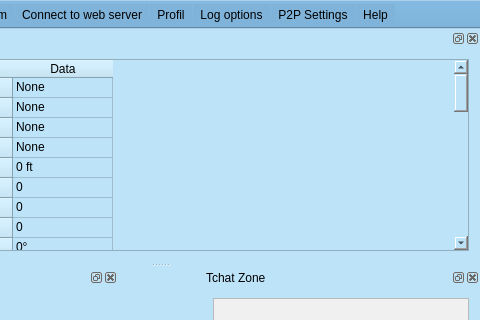
The window that gui/mainwindow.ui (Artemia76/ffs2play) describes before a commit, drawn with Qt 5; both pictures show x 160 to 640 and y 0 to 320 of the 640 by 892 pixel window.
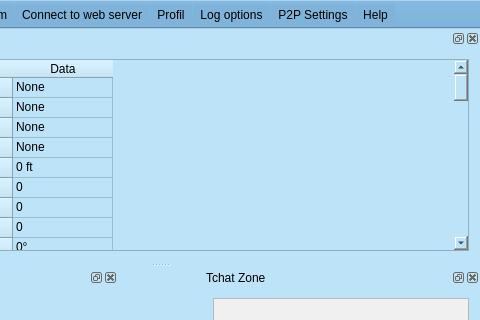
The same window after the commit. Icons and pictures are not drawn.

The edit to the form file:
```diff
--- a/gui/mainwindow.ui
+++ b/gui/mainwindow.ui
@@ -747,7 +747,7 @@
      <item>
       <widget class="QTableWidget" name="twSIMData">
        <property name="rowCount">
-        <number>34</number>
+        <number>47</number>
        </property>
        <property name="columnCount">
         <number>1</number>
@@ -925,6 +925,71 @@
          <string>Parking Brake</string>
         </property>
        </row>
+       <row>
+        <property name="text">
+         <string>Throttle 0</string>
+        </property>
+       </row>
+       <row>
+        <property name="text">
+         <string>Throttle 1</string>
+        </property>
+       </row>
+       <row>
+        <property name="text">
+         <string>Throttle 2</string>
+        </property>
+       </row>
+       <row>
+        <property name="text">
+         <string>Throttle 3</string>
+        </property>
+       </row>
+       <row>
+        <property name="text">
+         <string>Beacon Light</string>
+        </property>
+       </row>
+       <row>
+        <property name="text">
+         <string>Landing Light</string>
+        </property>
+       </row>
+       <row>
+        <property name="text">
+         <string>Strobe Light</string>
+        </property>
+       </row>
+       <row>
+        <property name="text">
+         <string>Nav Light</string>
+        </property>
+       </row>
+       <row>
+        <property name="text">
+         <string>Reco Light</string>
+        </property>
+       </row>
+       <row>
+        <property name="text">
+         <string>State Engine 1</string>
+        </property>
+       </row>
+       <row>
+        <property name="text">
+         <string>State Engine 2</string>
+        </property>
+       </row>
+       <row>
+        <property name="text">
+         <string>State Engine 3</string>
+        </property>
+       </row>
+       <row>
+        <property name="text">
+         <string>State Engine 4</string>
+        </property>
+       </row>
        <column>
         <property name="text">
          <string>Data</string>
@@ -1100,6 +1165,71 @@
          <string>0</string>
         </property>
        </item>
+       <item row="34" column="0">
+        <property name="text">
+         <string>0</string>
+        </property>
+       </item>
+       <item row="35" column="0">
+        <property name="text">
+         <string>0</string>
+        </property>
+       </item>
+       <item row="36" column="0">
+        <property name="text">
+         <string>0</string>
+        </property>
+       </item>
+       <item row="37" column="0">
+        <property name="text">
+         <string>0</string>
+        </property>
+       </item>
+       <item row="38" column="0">
+        <property name="text">
+         <string>0</string>
+        </property>
+       </item>
+       <item row="39" column="0">
+        <property name="text">
+         <string>0</string>
+        </property>
+       </item>
+       <item row="40" column="0">
+        <property name="text">
+         <string>0</string>
+        </property>
+       </item>
+       <item row="41" column="0">
+        <property name="text">
+         <string>0</string>
+        </property>
+       </item>
+       <item row="42" column="0">
+        <property name="text">
+         <string>0</string>
+        </property>
+       </item>
+       <item row="43" column="0">
+        <property name="text">
+         <string>0</string>
+        </property>
+       </item>
+       <item row="44" column="0">
+        <property name="text">
+         <string>0</string>
+        </property>
+       </item>
+       <item row="45" column="0">
+        <property name="text">
+         <string>0</string>
+        </property>
+       </item>
+       <item row="46" column="0">
+        <property name="text">
+         <string>0</string>
+        </property>
+       </item>
       </widget>
      </item>
     </layout>
```
